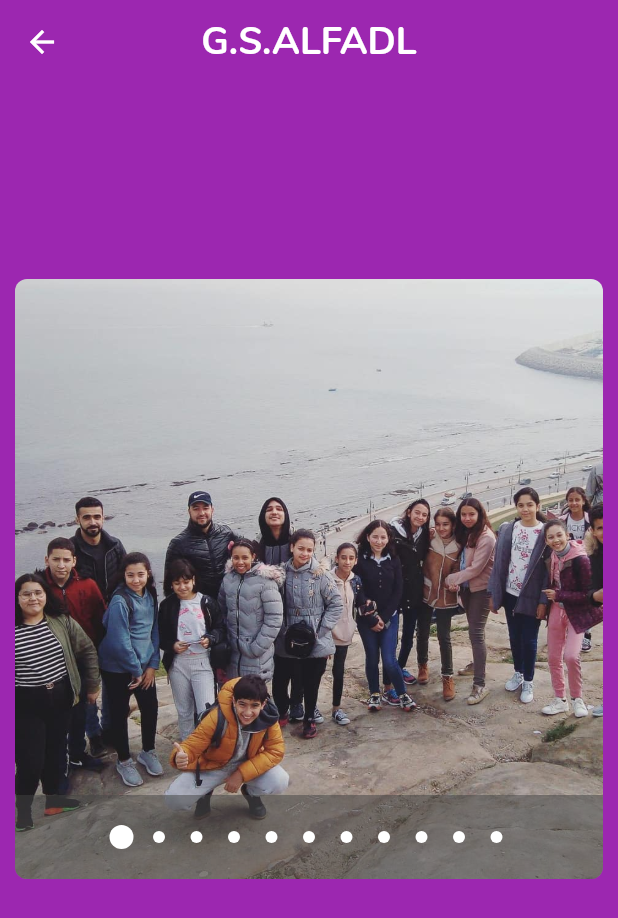
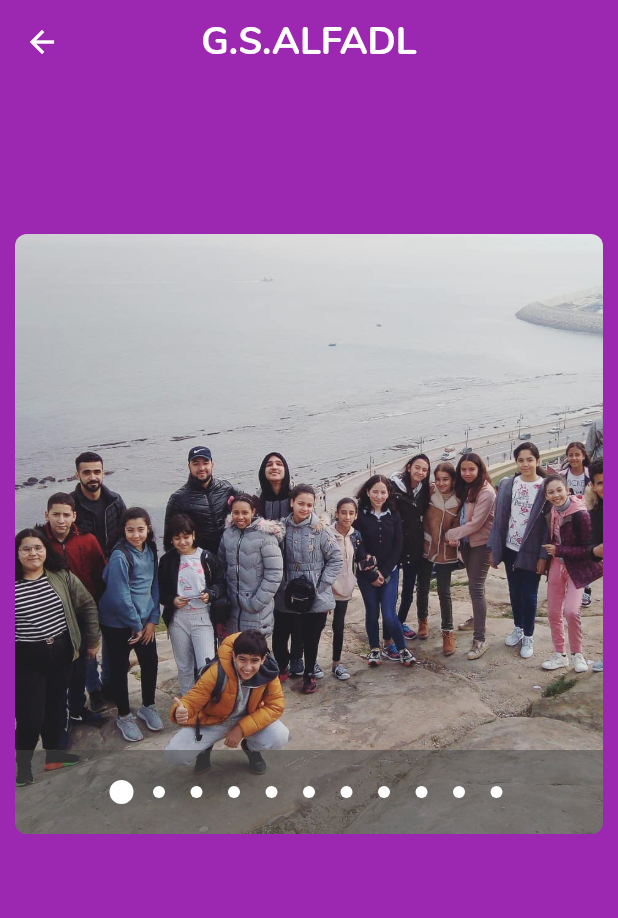
Before and after one commit to hamadachtibat/bestproject, a Flutter app: the fadlphoto screen opened directly, on a phone screen of 412 x 824 dp. Shown: the top 918 px of the screen. Run offline on Flutter 3.47's test engine with Material 2 defaults, Android fonts, the phone set to English and light mode, and no system bars; drawn by our look-alikes of carousel_pro; our stand-ins replace cloud_firestore, curved_navigation_bar, file_picker, firebase_auth, firebase_storage, flutter_keyboard_visibility and 1 more; missing offline and left inert: flutter_plugin_pdf_viewer; accounts and stored records are empty.

Commit message:
hope for changes

```diff
--- a/lib/pages/alfadlphotos.dart
+++ b/lib/pages/alfadlphotos.dart
@@ -11,13 +11,14 @@ class _fadlphotoState extends State<fadlphoto> {
   @override
   Widget build(BuildContext context) {
     Widget image_slider_view = Container(
-      margin: EdgeInsets.symmetric(horizontal: 10,vertical: 130),
+      margin: EdgeInsets.symmetric(horizontal: 10,vertical: 100),
       height: 400,
 
      child: Carousel(
        boxFit: BoxFit.fill,
        autoplay: true,
        borderRadius: true,
+
        animationDuration: Duration(seconds: 3),
        autoplayDuration: Duration(seconds: 5),
        images: [
```
